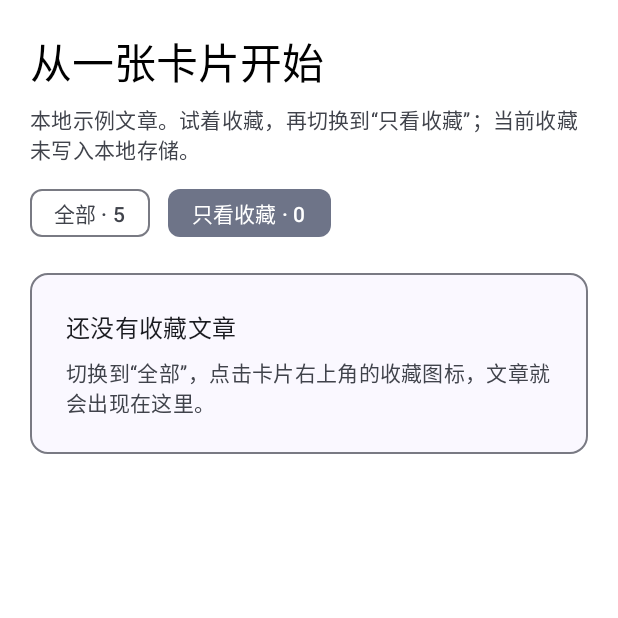
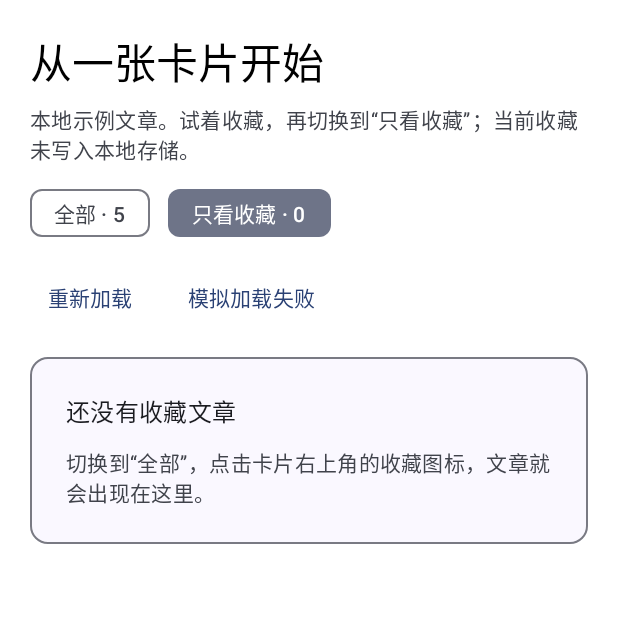
Before and after one commit to liuwen370494581/NowCompose, an Android app built with Jetpack Compose: the composable ArticlesRoute shown on its own in the app's theme, after a tap on an icon or button, on a phone screen of 412 x 824 dp, the top half of it. Run offline under Robolectric (Android 15) with nearby library versions, the phone set to English and light mode, and no system bars.

Commit message:
feat(文章):引入ViewModel和StateFlow管理页面状态，支持加载、空态及失败重试

```diff
--- a/app/build.gradle.kts
+++ b/app/build.gradle.kts
@@ -44,6 +44,10 @@ dependencies {
     implementation(libs.androidx.compose.ui.tooling.preview)
     implementation(libs.androidx.core.ktx)
     implementation(libs.androidx.lifecycle.runtime.ktx)
+    implementation(libs.androidx.lifecycle.runtime.compose)
+    implementation(libs.androidx.lifecycle.viewmodel.compose)
+    implementation(libs.androidx.lifecycle.viewmodel.savedstate)
+    implementation(libs.kotlinx.coroutines.android)
     testImplementation(libs.junit)
     androidTestImplementation(platform(libs.androidx.compose.bom))
     androidTestImplementation(libs.androidx.compose.ui.test.junit4)
--- a/app/src/main/java/com/lw/nowcompose/ui/articles/ArticlesRoute.kt
+++ b/app/src/main/java/com/lw/nowcompose/ui/articles/ArticlesRoute.kt
@@ -2,42 +2,29 @@ package com.lw.nowcompose.ui.articles
 
 import androidx.compose.runtime.Composable
 import androidx.compose.runtime.getValue
-import androidx.compose.runtime.mutableStateOf
-import androidx.compose.runtime.saveable.rememberSaveable
-import androidx.compose.runtime.setValue
 import androidx.compose.ui.Modifier
+import androidx.lifecycle.compose.collectAsStateWithLifecycle
+import androidx.lifecycle.viewmodel.compose.viewModel
 
 /**
  * 文章页的状态入口。这里的 Route 只是命名约定，尚未引入导航库。
  *
- * 收藏按钮、筛选按钮和列表都需要访问收藏状态，所以把状态放到它们共同的上层。
- * Screen 和 Card 接收状态，通过回调向这里报告事件。
+ * ViewModel 管理状态，Route 负责收集并连接事件，Screen 负责显示。
  */
 @Composable
-fun ArticlesRoute(modifier: Modifier = Modifier) {
-    // ArrayList<String> 可以保存到 Bundle；旋转屏幕后可以恢复，不等于长期存储。
-    var bookmarkedIds by rememberSaveable { mutableStateOf(arrayListOf<String>()) }
-    var bookmarksOnly by rememberSaveable { mutableStateOf(false) }
-
-    // 筛选结果由原始数据和当前状态计算，不再保存一份可变列表，避免两份数据不同步。
-    val visibleArticles = if (bookmarksOnly) {
-        sampleArticles.filter { it.id in bookmarkedIds }
-    } else {
-        sampleArticles
-    }
+fun ArticlesRoute(
+    modifier: Modifier = Modifier,
+    viewModel: ArticlesViewModel = viewModel(),
+) {
+    // 界面进入后台时停止收集，回到前台时接收最新状态。
+    val uiState by viewModel.uiState.collectAsStateWithLifecycle()
 
     ArticlesScreen(
-        articles = visibleArticles,
-        totalCount = sampleArticles.size,
-        bookmarkedIds = bookmarkedIds,
-        bookmarksOnly = bookmarksOnly,
-        onBookmarksOnlyChange = { bookmarksOnly = it },
-        onToggleBookmark = { articleId ->
-            // 替换整个列表，让 Compose 观察到新值，而不是直接修改普通 ArrayList。
-            bookmarkedIds = ArrayList(bookmarkedIds).apply {
-                if (articleId in this) remove(articleId) else add(articleId)
-            }
-        },
+        uiState = uiState,
+        onBookmarksOnlyChange = viewModel::setBookmarksOnly,
+        onToggleBookmark = viewModel::toggleBookmark,
+        onRetry = viewModel::retry,
+        onSimulateFailure = viewModel::simulateLoadFailure,
         modifier = modifier,
     )
 }
--- a/app/src/main/java/com/lw/nowcompose/ui/articles/ArticlesScreen.kt
+++ b/app/src/main/java/com/lw/nowcompose/ui/articles/ArticlesScreen.kt
@@ -1,5 +1,6 @@
 package com.lw.nowcompose.ui.articles
 
+import androidx.annotation.StringRes
 import androidx.compose.foundation.layout.Arrangement
 import androidx.compose.foundation.layout.Column
 import androidx.compose.foundation.layout.FlowRow
@@ -8,11 +9,15 @@ import androidx.compose.foundation.layout.fillMaxWidth
 import androidx.compose.foundation.layout.padding
 import androidx.compose.foundation.lazy.LazyColumn
 import androidx.compose.foundation.lazy.items
+import androidx.compose.material3.Button
+import androidx.compose.material3.CircularProgressIndicator
 import androidx.compose.material3.FilterChip
 import androidx.compose.material3.MaterialTheme
 import androidx.compose.material3.OutlinedCard
 import androidx.compose.material3.Text
+import androidx.compose.material3.TextButton
 import androidx.compose.runtime.Composable
+import androidx.compose.ui.Alignment
 import androidx.compose.ui.Modifier
 import androidx.compose.ui.res.stringResource
 import androidx.compose.ui.tooling.preview.Preview
@@ -20,17 +25,17 @@ import androidx.compose.ui.unit.dp
 import com.lw.nowcompose.R
 import com.lw.nowcompose.ui.theme.NowComposeTheme
 
-// 页面不持有业务状态，也不读取 sampleArticles；只根据参数展示内容并上报事件。
+// Screen 只根据 UiState 画界面；收藏、筛选、重试都通过回调交给 ViewModel。
 @Composable
 fun ArticlesScreen(
-    articles: List<Article>,
-    totalCount: Int,
-    bookmarkedIds: List<String>,
-    bookmarksOnly: Boolean,
+    uiState: ArticlesUiState,
     onBookmarksOnlyChange: (Boolean) -> Unit,
     onToggleBookmark: (String) -> Unit,
+    onRetry: () -> Unit,
+    onSimulateFailure: () -> Unit,
     modifier: Modifier = Modifier,
 ) {
+    val loading = uiState.feed is ArticlesFeedState.Loading
     LazyColumn(
         modifier = modifier,
         contentPadding = PaddingValues(20.dp),
@@ -52,95 +57,154 @@ fun ArticlesScreen(
                     verticalArrangement = Arrangement.spacedBy(8.dp),
                 ) {
                     FilterChip(
-                        selected = !bookmarksOnly,
+                        selected = !uiState.bookmarksOnly,
                         onClick = { onBookmarksOnlyChange(false) },
-                        label = { Text(stringResource(R.string.all_articles, totalCount)) },
+                        enabled = !loading,
+                        label = { Text(stringResource(R.string.all_articles, uiState.totalCount)) },
                     )
                     FilterChip(
-                        selected = bookmarksOnly,
+                        selected = uiState.bookmarksOnly,
                         onClick = { onBookmarksOnlyChange(true) },
-                        label = { Text(stringResource(R.string.saved_articles, bookmarkedIds.size)) },
+                        enabled = !loading,
+                        label = {
+                            Text(stringResource(R.string.saved_articles, uiState.bookmarkedIds.size))
+                        },
                     )
                 }
-            }
-        }
-        if (articles.isEmpty()) {
-            item(key = "empty") {
-                OutlinedCard(modifier = Modifier.fillMaxWidth()) {
-                    Column(
-                        modifier = Modifier.padding(24.dp),
-                        verticalArrangement = Arrangement.spacedBy(8.dp),
-                    ) {
-                        Text(
-                            text = stringResource(R.string.empty_bookmarks_title),
-                            style = MaterialTheme.typography.titleMedium,
-                        )
-                        Text(
-                            text = stringResource(R.string.empty_bookmarks_description),
-                            style = MaterialTheme.typography.bodyMedium,
-                            color = MaterialTheme.colorScheme.onSurfaceVariant,
-                        )
+                FlowRow(horizontalArrangement = Arrangement.spacedBy(12.dp)) {
+                    TextButton(onClick = onRetry, enabled = !loading) {
+                        Text(stringResource(R.string.reload_articles))
+                    }
+                    TextButton(onClick = onSimulateFailure, enabled = !loading) {
+                        Text(stringResource(R.string.simulate_articles_failure))
                     }
                 }
             }
         }
-        // 用文章 ID 作为 key，收藏筛选导致条目增删时仍能正确识别每一项。
-        items(articles, key = { it.id }) { article ->
-            ArticleCard(
-                article = article,
-                isBookmarked = article.id in bookmarkedIds,
-                onToggleBookmark = { onToggleBookmark(article.id) },
-            )
+        // sealed interface 的 when 覆盖所有情况，新增状态时编译器会提醒补齐分支。
+        when (val feed = uiState.feed) {
+            ArticlesFeedState.Loading -> item(key = "loading") {
+                Column(
+                    modifier = Modifier.fillMaxWidth().padding(32.dp),
+                    horizontalAlignment = Alignment.CenterHorizontally,
+                    verticalArrangement = Arrangement.spacedBy(16.dp),
+                ) {
+                    CircularProgressIndicator()
+                    Text(stringResource(R.string.articles_loading))
+                }
+            }
+            is ArticlesFeedState.Content -> {
+                // 稳定 ID 让收藏筛选导致条目增删时仍能正确识别文章。
+                items(feed.articles, key = { it.id }) { article ->
+                    ArticleCard(
+                        article = article,
+                        isBookmarked = article.id in uiState.bookmarkedIds,
+                        onToggleBookmark = { onToggleBookmark(article.id) },
+                    )
+                }
+            }
+            ArticlesFeedState.Empty -> item(key = "empty") {
+                ArticleStateCard(
+                    titleRes = if (uiState.bookmarksOnly) {
+                        R.string.empty_bookmarks_title
+                    } else {
+                        R.string.empty_articles_title
+                    },
+                    descriptionRes = if (uiState.bookmarksOnly) {
+                        R.string.empty_bookmarks_description
+                    } else {
+                        R.string.empty_articles_description
+                    },
+                )
+            }
+            ArticlesFeedState.Error -> item(key = "error") {
+                ArticleStateCard(
+                    titleRes = R.string.articles_error_title,
+                    descriptionRes = R.string.articles_error_description,
+                    action = {
+                        Button(onClick = onRetry) {
+                            Text(stringResource(R.string.retry_articles))
+                        }
+                    },
+                )
+            }
         }
     }
 }
 
-@Preview(name = "全部文章", showBackground = true)
+@Composable
+private fun ArticleStateCard(
+    @StringRes titleRes: Int,
+    @StringRes descriptionRes: Int,
+    modifier: Modifier = Modifier,
+    action: @Composable () -> Unit = {},
+) {
+    OutlinedCard(modifier = modifier.fillMaxWidth()) {
+        Column(
+            modifier = Modifier.padding(24.dp),
+            verticalArrangement = Arrangement.spacedBy(12.dp),
+        ) {
+            Text(stringResource(titleRes), style = MaterialTheme.typography.titleMedium)
+            Text(
+                text = stringResource(descriptionRes),
+                style = MaterialTheme.typography.bodyMedium,
+                color = MaterialTheme.colorScheme.onSurfaceVariant,
+            )
+            action()
+        }
+    }
+}
+
+@Preview(name = "内容", showBackground = true)
 @Preview(
-    name = "全部文章 · 深色",
+    name = "内容 · 深色",
     showBackground = true,
     uiMode = android.content.res.Configuration.UI_MODE_NIGHT_YES,
 )
 @Composable
-private fun ArticlesScreenPreview() {
-    NowComposeTheme(dynamicColor = false) {
-        ArticlesScreen(
-            articles = sampleArticles,
+private fun ArticlesContentPreview() {
+    ArticlesStatePreview(
+        ArticlesUiState(
+            feed = ArticlesFeedState.Content(sampleArticles),
             totalCount = sampleArticles.size,
             bookmarkedIds = listOf(sampleArticles.first().id),
-            bookmarksOnly = false,
-            onBookmarksOnlyChange = {},
-            onToggleBookmark = {},
-        )
-    }
+        ),
+    )
 }
 
-@Preview(name = "只看收藏", showBackground = true)
+@Preview(name = "加载中", showBackground = true)
 @Composable
-private fun BookmarkedArticlesPreview() {
-    NowComposeTheme(dynamicColor = false) {
-        ArticlesScreen(
-            articles = sampleArticles.take(2),
-            totalCount = sampleArticles.size,
-            bookmarkedIds = sampleArticles.take(2).map { it.id },
-            bookmarksOnly = true,
-            onBookmarksOnlyChange = {},
-            onToggleBookmark = {},
-        )
-    }
+private fun ArticlesLoadingPreview() {
+    ArticlesStatePreview(ArticlesUiState())
 }
 
 @Preview(name = "收藏为空", showBackground = true)
 @Composable
 private fun EmptyBookmarksPreview() {
+    ArticlesStatePreview(
+        ArticlesUiState(
+            feed = ArticlesFeedState.Empty,
+            totalCount = sampleArticles.size,
+            bookmarksOnly = true,
+        ),
+    )
+}
+
+@Preview(name = "加载失败", showBackground = true)
+@Composable
+private fun ArticlesErrorPreview() {
+    ArticlesStatePreview(ArticlesUiState(feed = ArticlesFeedState.Error))
+}
+
+@Composable
+private fun ArticlesStatePreview(uiState: ArticlesUiState) {
     NowComposeTheme(dynamicColor = false) {
         ArticlesScreen(
-            articles = emptyList(),
-            totalCount = sampleArticles.size,
-            bookmarkedIds = emptyList(),
-            bookmarksOnly = true,
+            uiState = uiState,
             onBookmarksOnlyChange = {},
             onToggleBookmark = {},
+            onRetry = {},
+            onSimulateFailure = {},
         )
     }
 }
--- /dev/null
+++ b/app/src/main/java/com/lw/nowcompose/ui/articles/ArticlesUiState.kt
@@ -0,0 +1,17 @@
+package com.lw.nowcompose.ui.articles
+
+// 同一时刻只能处于一种列表状态，避免 isLoading、hasError 等多个布尔值互相矛盾。
+sealed interface ArticlesFeedState {
+    data object Loading : ArticlesFeedState
+    data class Content(val articles: List<Article>) : ArticlesFeedState
+    data object Empty : ArticlesFeedState
+    data object Error : ArticlesFeedState
+}
+
+// 页面绘制需要的数据集中在这里，UI 不直接修改它。
+data class ArticlesUiState(
+    val feed: ArticlesFeedState = ArticlesFeedState.Loading,
+    val totalCount: Int = 0,
+    val bookmarkedIds: List<String> = emptyList(),
+    val bookmarksOnly: Boolean = false,
+)
--- /dev/null
+++ b/app/src/main/java/com/lw/nowcompose/ui/articles/ArticlesViewModel.kt
@@ -0,0 +1,91 @@
+package com.lw.nowcompose.ui.articles
+
+import androidx.lifecycle.SavedStateHandle
+import androidx.lifecycle.ViewModel
+import androidx.lifecycle.viewModelScope
+import java.io.IOException
+import kotlinx.coroutines.Job
+import kotlinx.coroutines.flow.MutableStateFlow
+import kotlinx.coroutines.flow.SharingStarted
+import kotlinx.coroutines.flow.StateFlow
+import kotlinx.coroutines.flow.combine
+import kotlinx.coroutines.flow.stateIn
+import kotlinx.coroutines.launch
+
+class ArticlesViewModel(private val savedStateHandle: SavedStateHandle) : ViewModel() {
+    private val repository = DemoArticlesRepository()
+    private val loadState = MutableStateFlow<ArticlesFeedState>(ArticlesFeedState.Loading)
+    private var loadJob: Job? = null
+
+    // SavedStateHandle 保存少量用户状态；文章数据在 ViewModel 重建后重新加载。
+    private val bookmarkedIds = savedStateHandle.getStateFlow(
+        "bookmarked_ids", arrayListOf<String>(),
+    )
+    private val bookmarksOnly = savedStateHandle.getStateFlow("bookmarks_only", false)
+
+    // 三个输入统一生成一个只读 StateFlow，收藏、筛选和列表不会各自维护重复状态。
+    val uiState: StateFlow<ArticlesUiState> = combine(
+        loadState,
+        bookmarkedIds,
+        bookmarksOnly,
+    ) { loaded, savedIds, onlySaved ->
+        val allArticles = (loaded as? ArticlesFeedState.Content)?.articles.orEmpty()
+        val visibleArticles = if (onlySaved) {
+            allArticles.filter { it.id in savedIds }
+        } else {
+            allArticles
+        }
+        ArticlesUiState(
+            feed = when (loaded) {
+                is ArticlesFeedState.Content -> if (visibleArticles.isEmpty()) {
+                    ArticlesFeedState.Empty
+                } else {
+                    ArticlesFeedState.Content(visibleArticles)
+                }
+                else -> loaded
+            },
+            totalCount = allArticles.size,
+            bookmarkedIds = savedIds.toList(),
+            bookmarksOnly = onlySaved,
+        )
+    }.stateIn(
+        scope = viewModelScope,
+        started = SharingStarted.WhileSubscribed(5_000),
+        initialValue = ArticlesUiState(
+            bookmarkedIds = bookmarkedIds.value.toList(),
+            bookmarksOnly = bookmarksOnly.value,
+        ),
+    )
+
+    init {
+        reload()
+    }
+
+    fun setBookmarksOnly(value: Boolean) {
+        savedStateHandle["bookmarks_only"] = value
+    }
+
+    fun toggleBookmark(articleId: String) {
+        savedStateHandle["bookmarked_ids"] = ArrayList(bookmarkedIds.value).apply {
+            if (articleId in this) remove(articleId) else add(articleId)
+        }
+    }
+
+    fun retry() = reload()
+
+    fun simulateLoadFailure() = reload(simulateFailure = true)
+
+    private fun reload(simulateFailure: Boolean = false) {
+        // 新加载取代旧加载，快速重复操作时不会被旧结果覆盖。
+        loadJob?.cancel()
+        loadState.value = ArticlesFeedState.Loading
+        loadJob = viewModelScope.launch {
+            try {
+                loadState.value = ArticlesFeedState.Content(repository.loadArticles(simulateFailure))
+            } catch (_: IOException) {
+                loadState.value = ArticlesFeedState.Error
+            }
+            // 只处理预期的加载失败；CancellationException 会自然向上传播。
+        }
+    }
+}
--- /dev/null
+++ b/app/src/main/java/com/lw/nowcompose/ui/articles/DemoArticlesRepository.kt
@@ -0,0 +1,14 @@
+package com.lw.nowcompose.ui.articles
+
+import java.io.IOException
+import kotlinx.coroutines.delay
+
+/** 本地学习数据源。延迟和失败开关仅用于体验加载、错误与重试，不请求网络。 */
+class DemoArticlesRepository {
+    suspend fun loadArticles(simulateFailure: Boolean = false): List<Article> {
+        // delay 挂起协程，不会阻塞主线程，也能响应 ViewModel 清理或重新加载时的取消。
+        delay(700)
+        if (simulateFailure) throw IOException("Simulated article loading failure")
+        return sampleArticles
+    }
+}
--- a/app/src/main/res/values/strings.xml
+++ b/app/src/main/res/values/strings.xml
@@ -45,4 +45,12 @@
     <string name="article_list_summary">列表按需组合条目。给每条文章一个稳定的 ID，筛选或删除时仍能正确识别对应内容。</string>
     <string name="article_components_title">把卡片拆成可复用组件</string>
     <string name="article_components_summary">组件接收数据和事件回调，外层负责状态管理。同一个收藏按钮就能同时用在练习页和文章列表中。</string>
+    <string name="articles_loading">正在加载文章…</string>
+    <string name="reload_articles">重新加载</string>
+    <string name="simulate_articles_failure">模拟加载失败</string>
+    <string name="articles_error_title">文章加载失败</string>
+    <string name="articles_error_description">本地演示加载失败了，点击重试即可重新加载。</string>
+    <string name="retry_articles">重试</string>
+    <string name="empty_articles_title">暂无文章</string>
+    <string name="empty_articles_description">当前还没有可展示的文章，可以点击“重新加载”再试一次。</string>
 </resources>
--- a/gradle/libs.versions.toml
+++ b/gradle/libs.versions.toml
@@ -8,6 +8,7 @@ lifecycleRuntimeKtx = "2.11.0"
 activityCompose = "1.13.0"
 kotlin = "2.2.10"
 composeBom = "2026.02.01"
+coroutines = "1.10.2"
 
 [libraries]
 androidx-core-ktx = { group = "androidx.core", name = "core-ktx", version.ref = "coreKtx" }
@@ -15,6 +16,10 @@ junit = { group = "junit", name = "junit", version.ref = "junit" }
 androidx-junit = { group = "androidx.test.ext", name = "junit", version.ref = "junitVersion" }
 androidx-espresso-core = { group = "androidx.test.espresso", name = "espresso-core", version.ref = "espressoCore" }
 androidx-lifecycle-runtime-ktx = { group = "androidx.lifecycle", name = "lifecycle-runtime-ktx", version.ref = "lifecycleRuntimeKtx" }
+androidx-lifecycle-runtime-compose = { group = "androidx.lifecycle", name = "lifecycle-runtime-compose", version.ref = "lifecycleRuntimeKtx" }
+androidx-lifecycle-viewmodel-compose = { group = "androidx.lifecycle", name = "lifecycle-viewmodel-compose", version.ref = "lifecycleRuntimeKtx" }
+androidx-lifecycle-viewmodel-savedstate = { group = "androidx.lifecycle", name = "lifecycle-viewmodel-savedstate", version.ref = "lifecycleRuntimeKtx" }
+kotlinx-coroutines-android = { group = "org.jetbrains.kotlinx", name = "kotlinx-coroutines-android", version.ref = "coroutines" }
 androidx-activity-compose = { group = "androidx.activity", name = "activity-compose", version.ref = "activityCompose" }
 androidx-compose-bom = { group = "androidx.compose", name = "compose-bom", version.ref = "composeBom" }
 androidx-compose-ui = { group = "androidx.compose.ui", name = "ui" }
```
Also changed, not shown: 1 other file.
